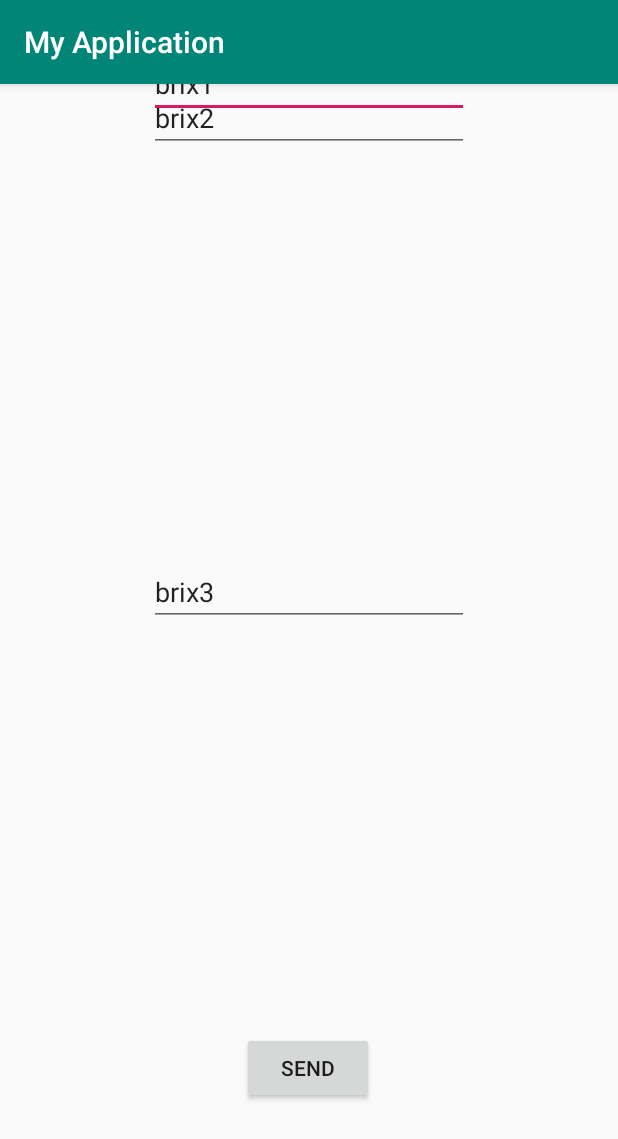
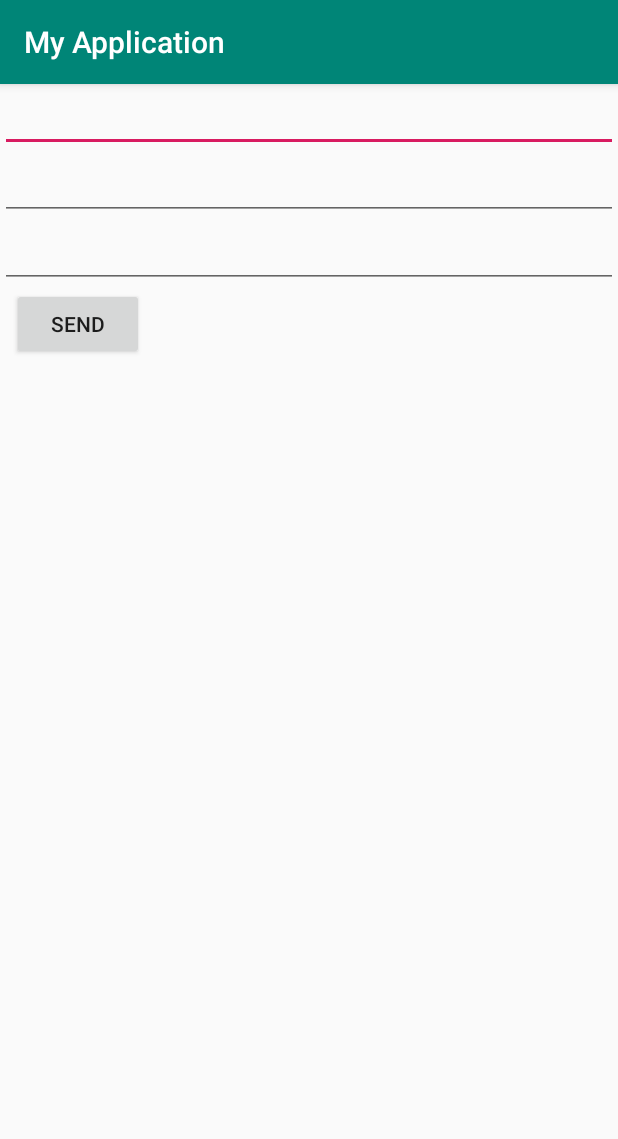
Before and after one commit to dl57934/cameraUploadGoogleDrive, an Android app: the Main2Activity screen opened directly, with no data from a screen before it, on a phone screen of 412 x 824 dp. Shown: the top 1139 px of the screen. Run offline under Robolectric (Android 15) with nearby library versions, the phone set to English and light mode, and no system bars.

Commit message:
add Light Function

```diff
--- a/app/src/main/java/com/example/myapplication/PreViewCamera.kt
+++ b/app/src/main/java/com/example/myapplication/PreViewCamera.kt
@@ -230,6 +230,7 @@ class PreviewCamera{
 
         previewBuilder = cameraDevice!!.createCaptureRequest(CameraDevice.TEMPLATE_PREVIEW)
         previewBuilder.set(CaptureRequest.SCALER_CROP_REGION, zoom)
+        previewBuilder.set(CaptureRequest.FLASH_MODE, CaptureRequest.FLASH_MODE_TORCH)
         previewBuilder.addTarget(surface)
 
         cameraDevice!!.createCaptureSession(listOf(surface), getCameraSessionCallback(), backgroundHandler)
--- a/app/src/main/res/layout/activity_main2.xml
+++ b/app/src/main/res/layout/activity_main2.xml
@@ -1,43 +1,32 @@
 <?xml version="1.0" encoding="utf-8"?>
-<android.support.constraint.ConstraintLayout
+<LinearLayout
         xmlns:android="http://schemas.android.com/apk/res/android"
         xmlns:tools="http://schemas.android.com/tools"
         xmlns:app="http://schemas.android.com/apk/res-auto"
         android:layout_width="match_parent"
         android:layout_height="match_parent"
-        tools:context=".Main2Activity">
+        tools:context=".Main2Activity"
+        android:orientation="vertical"
+>
 
     <EditText
-            android:layout_width="wrap_content"
+            android:layout_width="match_parent"
             android:layout_height="wrap_content"
-            android:inputType="textPersonName"
-            android:text="brix1"
+            android:inputType="number"
             android:ems="10"
-            android:id="@+id/brix1" android:layout_marginEnd="8dp"
-            app:layout_constraintEnd_toEndOf="parent" android:layout_marginStart="8dp"
-            app:layout_constraintStart_toStartOf="parent" android:layout_marginTop="8dp"
-            app:layout_constraintTop_toTopOf="parent" android:layout_marginBottom="8dp"
-            app:layout_constraintBottom_toTopOf="@+id/brix2"/>
+            android:id="@+id/brix1"/>
     <EditText
-            android:layout_width="wrap_content"
+            android:layout_width="match_parent"
             android:layout_height="wrap_content"
-            android:inputType="textPersonName"
-            android:text="brix2"
+            android:inputType="number"
             android:ems="10"
-            tools:layout_editor_absoluteY="278dp" android:id="@+id/brix2" android:layout_marginEnd="8dp"
-            app:layout_constraintEnd_toEndOf="parent" android:layout_marginStart="8dp"
-            app:layout_constraintStart_toStartOf="parent"/>
+            android:id="@+id/brix2"/>
     <EditText
-            android:layout_width="wrap_content"
+            android:layout_width="match_parent"
             android:layout_height="wrap_content"
-            android:inputType="textPersonName"
-            android:text="brix3"
+            android:inputType="number"
             android:ems="10"
-            android:id="@+id/brix3" android:layout_marginTop="8dp"
-            app:layout_constraintTop_toBottomOf="@+id/brix2" android:layout_marginBottom="8dp"
-            app:layout_constraintBottom_toTopOf="@+id/sendButton" android:layout_marginEnd="8dp"
-            app:layout_constraintEnd_toEndOf="parent" android:layout_marginStart="8dp"
-            app:layout_constraintStart_toStartOf="parent"/>
+            android:id="@+id/brix3"/>
     <Button
             android:text="send"
             android:layout_width="wrap_content"
@@ -46,4 +35,4 @@
             app:layout_constraintBottom_toBottomOf="parent" app:layout_constraintEnd_toEndOf="parent"
             android:layout_marginEnd="8dp" app:layout_constraintStart_toStartOf="parent"
             android:layout_marginStart="8dp" app:layout_constraintHorizontal_bias="0.498"/>
-</android.support.constraint.ConstraintLayout>
+</LinearLayout>
```
Also changed, not shown: app/src/main/java/com/example/myapplication/Main2Activity.kt (+6 -1 lines), app/src/main/res/layout/activity_main.xml (+4 -34 lines).
